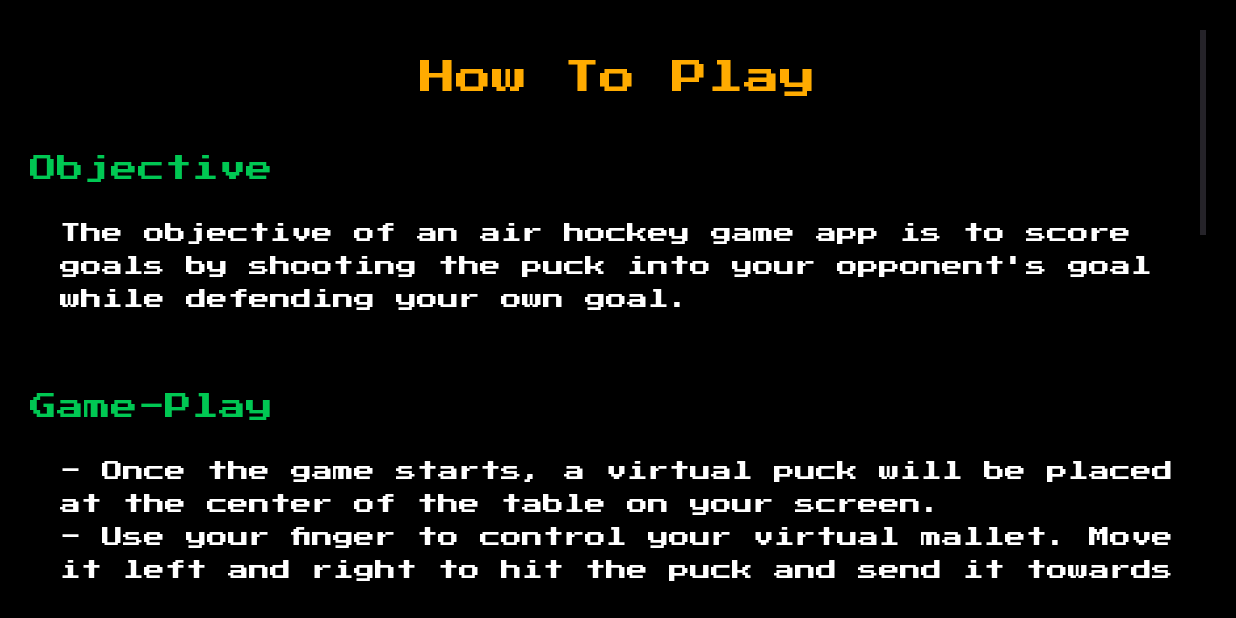
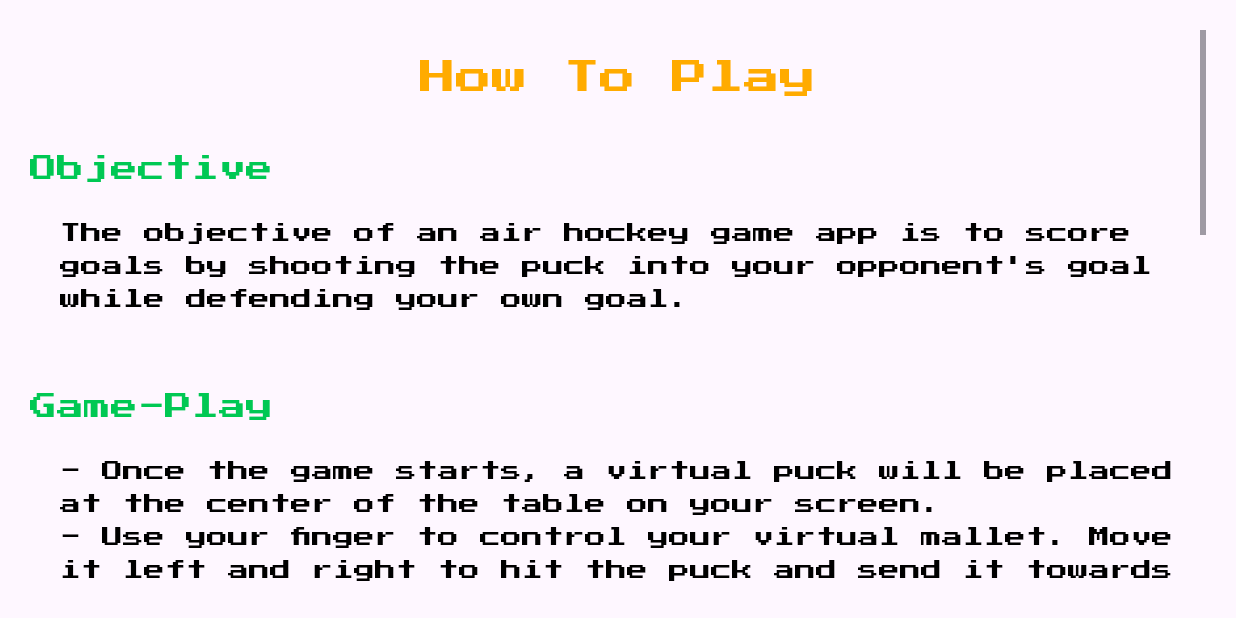
Before and after one commit to hngx-org/team-titans-hockey, an Android app: the RulesFragment screen opened through its navigation route, on a phone screen of 824 x 412 dp (held sideways). Run offline under Robolectric (Android 15) with nearby library versions, the phone set to English and light mode, and no system bars.

Commit message:
few changes

```diff
--- a/app/src/main/java/com/example/titans_hockey_challenge/models/HockeyTable.kt
+++ b/app/src/main/java/com/example/titans_hockey_challenge/models/HockeyTable.kt
@@ -163,18 +163,12 @@ class HockeyTable : SurfaceView, SurfaceHolder.Callback {
         val goalPostY1 = centerY - radius
         val goalPostY2 = centerY + radius
         canvas.drawLine(leftGoalPostX, goalPostY1, leftGoalPostX, goalPostY2, mGoalPostBoundsPaint!!)
-        canvas.drawLine(430f, 1f, 430f, (mTableHeight - 1).toFloat(), mNetPaint!!)
         canvas.drawCircle(leftGoalPostX, centerY, radius, mNetPaint!!)
 
         // right goal post
         val rightGoalPostX = mTableWidth - 10f
         canvas.drawLine(rightGoalPostX, goalPostY1, rightGoalPostX, goalPostY2, mGoalPostBoundsPaint!!)
-        canvas.drawLine(mTableWidth - 430f, 1f, mTableWidth - 430f, (mTableHeight - 1).toFloat(), mNetPaint!!)
         canvas.drawCircle(rightGoalPostX, centerY, radius, mNetPaint!!)
-
-        // Todo - When I come back tomorrow, I will work on pausing the game state with the pause button,
-        //  Second try to make the ai move in any direction but also towards the ball, Third add in game sound effects for the paddles and puck as well as in-game music.
-        // Todo - I will also try to do these features in order of importance as respect to the limited time available
 
         game!!.setScoreText(
             paddle!!.score.toString(), mOpponent!!.score.toString()
--- a/app/src/main/java/com/example/titans_hockey_challenge/ui/GameFragment.kt
+++ b/app/src/main/java/com/example/titans_hockey_challenge/ui/GameFragment.kt
@@ -29,7 +29,7 @@ class GameFragment : Fragment() {
         super.onViewCreated(view, savedInstanceState)
 
         binding.apply {
-            mediaPlayer = MediaPlayer.create(requireContext(), R.raw.soundtrack1)
+            mediaPlayer = MediaPlayer.create(requireContext(), R.raw.soundtrack)
             mediaPlayer?.isLooping = true
 
                 if (isSoundOn) {
@@ -67,7 +67,7 @@ class GameFragment : Fragment() {
 
         if (isSoundOn) {
             if (mediaPlayer == null) {
-                mediaPlayer = MediaPlayer.create(requireContext(), R.raw.soundtrack1)
+                mediaPlayer = MediaPlayer.create(requireContext(), R.raw.soundtrack)
                 mediaPlayer?.isLooping = true
                 mediaPlayer?.setOnPreparedListener {
                     mediaPlayer?.start()
--- a/app/src/main/res/layout/fragment_rules.xml
+++ b/app/src/main/res/layout/fragment_rules.xml
@@ -6,7 +6,6 @@
     xmlns:tools="http://schemas.android.com/tools"
     android:layout_width="match_parent"
     android:layout_height="match_parent"
-    android:background="@color/black"
     android:padding="20dp"
     tools:context=".ui.RulesFragment"
     >
@@ -51,7 +50,7 @@
             android:text="@string/obj"
             android:lineSpacingExtra="8dp"
             android:textAlignment="textStart"
-            android:textColor="@color/white"
+            android:theme="@style/txt"
             android:textSize="14sp"
             app:layout_constraintEnd_toEndOf="parent"
             app:layout_constraintStart_toStartOf="parent"
@@ -79,7 +78,7 @@
             android:padding="20dp"
             android:lineSpacingExtra="8dp"
             android:textAlignment="textStart"
-            android:textColor="@color/white"
+            android:theme="@style/txt"
             android:textSize="14sp"
             app:layout_constraintEnd_toEndOf="parent"
             app:layout_constraintStart_toStartOf="parent"
@@ -107,7 +106,7 @@
             android:lineSpacingExtra="8dp"
             android:text="@string/strategies"
             android:textAlignment="textStart"
-            android:textColor="@color/white"
+            android:theme="@style/txt"
             android:textSize="14sp"
             android:layout_marginBottom="20dp"
             app:layout_constraintEnd_toEndOf="parent"
--- a/app/src/main/res/layout/fragment_settings.xml
+++ b/app/src/main/res/layout/fragment_settings.xml
@@ -6,7 +6,6 @@
     xmlns:tools="http://schemas.android.com/tools"
     android:layout_width="match_parent"
     android:layout_height="match_parent"
-    android:background="@color/black"
     tools:context=".ui.SettingsFragment">
 
     <androidx.constraintlayout.widget.ConstraintLayout
@@ -64,7 +63,7 @@
             android:layout_marginTop="30dp"
             android:fontFamily="@font/press_start_2p"
             android:text="@string/how_to_play"
-            android:textColor="@color/white"
+            android:theme="@style/txt"
             android:textSize="20sp"
             app:layout_constraintEnd_toEndOf="parent"
             app:layout_constraintHorizontal_bias="0.5"
```
Also changed, not shown: app/src/main/res/layout/fragment_about.xml (+3 -4 lines).
